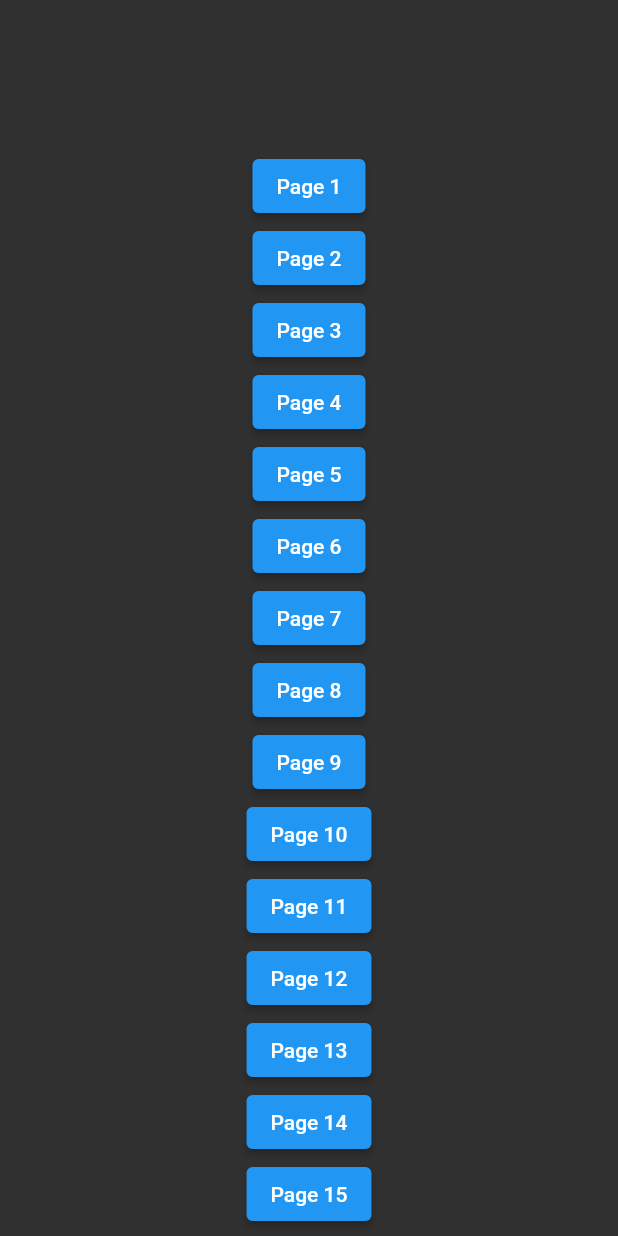
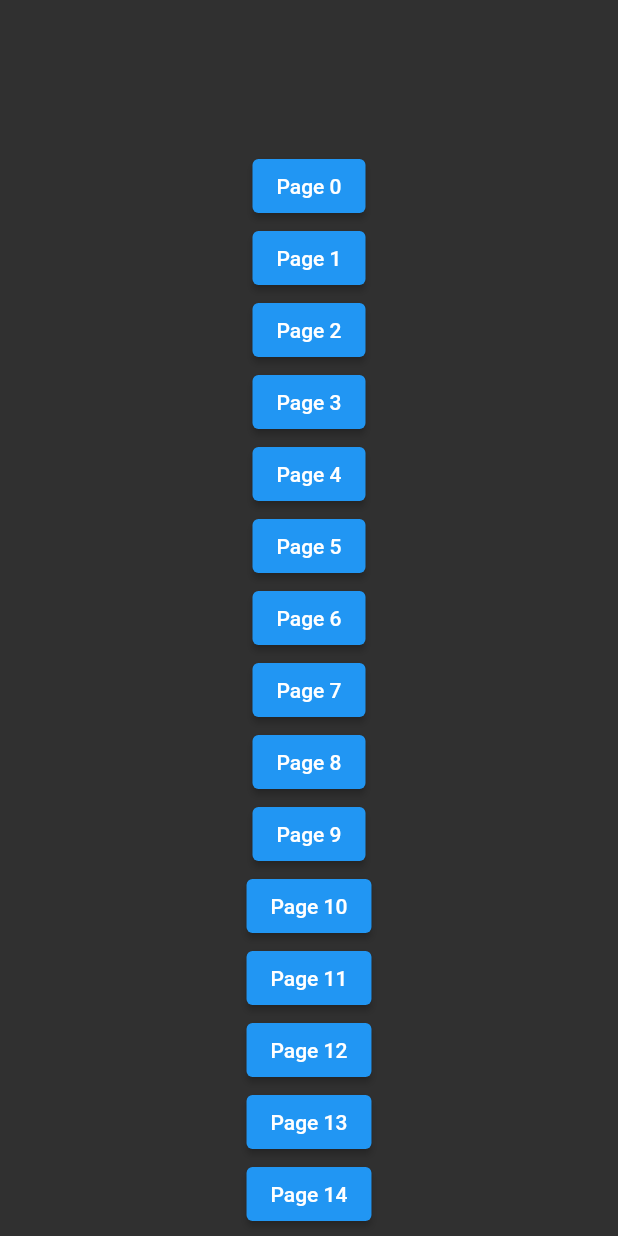
Before and after one commit to droy312/hacktoberfest_2022_flutter_opensource_project, a Flutter app: the screen it shows after launch, on a phone screen of 412 x 824 dp. Run offline on Flutter 3.47's test engine with Material 2 defaults, Android fonts, the phone set to English and light mode, and no system bars.

Commit message:
Update home_page.dart

```diff
--- a/lib/home_page.dart
+++ b/lib/home_page.dart
@@ -1,4 +1,5 @@
 import 'package:flutter/material.dart';
+import 'pages/Page_0.dart';
 import 'pages/page_1.dart';
 import 'pages/page_2.dart';
 import 'pages/page_3.dart';
@@ -30,6 +31,7 @@ class HomePage extends StatelessWidget {
       body: ListView(
         children: const [
           SizedBox(height: 100),
+          PageButton(pageNumber: 0, page: Page0()),
           PageButton(pageNumber: 1, page: Page1()),
           PageButton(pageNumber: 2, page: Page2()),
           PageButton(pageNumber: 3, page: Page3()),
```
